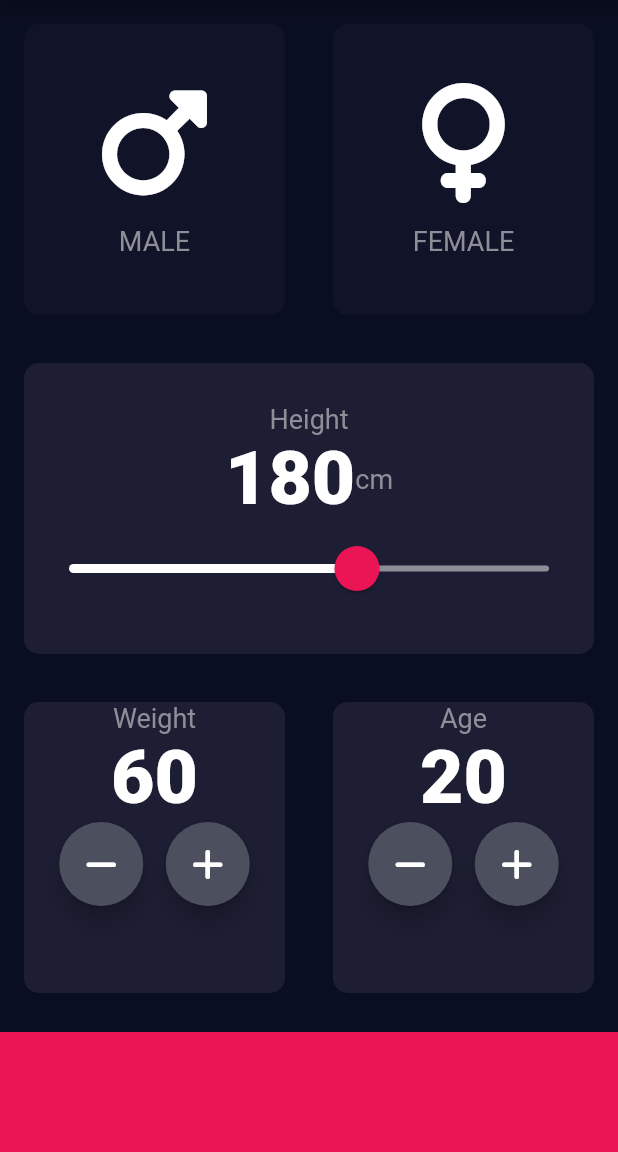
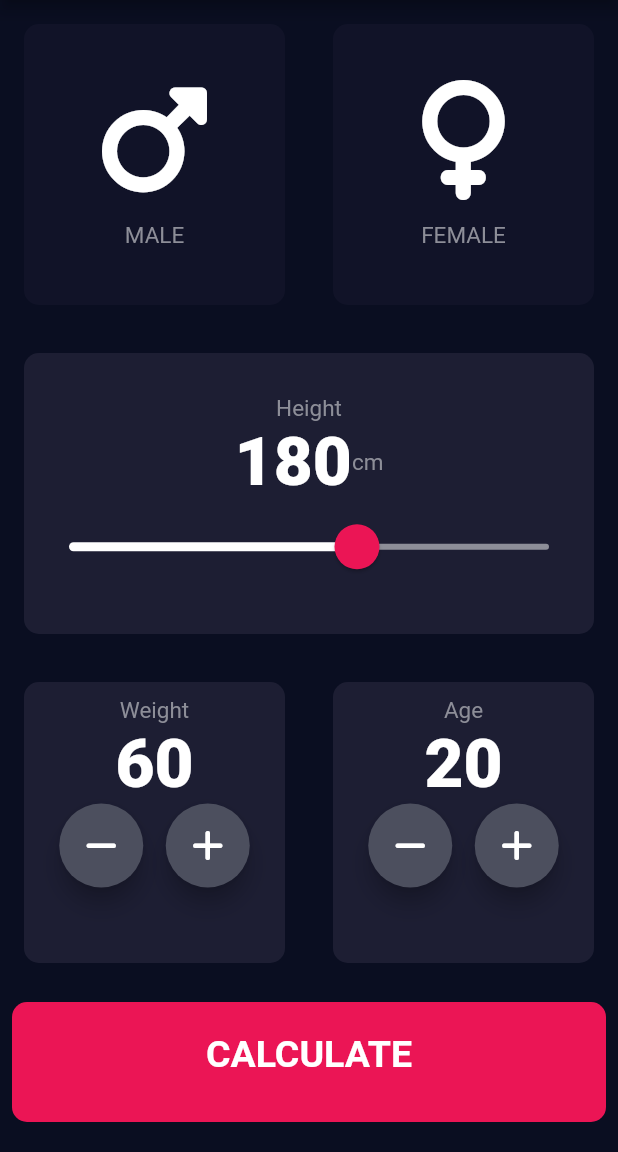
Before and after one commit to Amansrivastava534/BMI_Calculator, a Flutter app: the screen it shows after launch, on a phone screen of 412 x 824 dp, the part 84-1236 px from its top. Run offline on Flutter 3.47's test engine with Material 2 defaults, Android fonts, the phone set to English and light mode, and no system bars; our stand-ins replace font_awesome_flutter.

Commit message:
Final_App

```diff
--- /dev/null
+++ b/lib/Components/bottom_button.dart
@@ -0,0 +1,30 @@
+import 'package:flutter/material.dart';
+import '../constants.dart';
+
+class BottomButton extends StatelessWidget {
+  BottomButton({required this.onTap,required this.buttonTitle});
+
+  final VoidCallback onTap;
+  final String buttonTitle;
+
+
+  @override
+  Widget build(BuildContext context) {
+    return GestureDetector(
+      onTap:onTap,
+      child: Padding(
+        padding: const EdgeInsets.only(bottom: 20.0,left: 8.0,right: 8.0),
+        child: Container(
+          decoration:BoxDecoration(
+              borderRadius: BorderRadius.circular(10.0),
+              color: kBottomContainerColor) ,
+          child: Center(child: Text(buttonTitle,style: kLargeButtonTextStyle)),
+          margin: EdgeInsets.only(top: 10.0),
+          padding: EdgeInsets.only(bottom: 10.0),
+          width: double.infinity,
+          height: kBottomContainerHeight,
+        ),
+      ),
+    );
+  }
+}
--- a/lib/icon_content.dart
+++ b/lib/Components/icon_content.dart
@@ -1,5 +1,5 @@
 import 'package:flutter/material.dart';
-import 'constants.dart';
+import '../constants.dart';
 
 
 class IconContent extends StatelessWidget {
--- /dev/null
+++ b/lib/Components/round_icon_button.dart
@@ -0,0 +1,24 @@
+import 'package:flutter/material.dart';
+import '../constants.dart';
+
+class RoundIconButton extends StatelessWidget {
+  RoundIconButton({required this.icon,required this.onPressed});
+  final IconData icon;
+  final VoidCallback onPressed;
+
+  @override
+  Widget build(BuildContext context) {
+    return RawMaterialButton(
+      child:Icon(icon),
+      elevation: 6.0,
+      constraints: BoxConstraints.tightFor(
+        width: 56.0,
+        height: 56.0,
+      ),
+      shape: CircleBorder(),
+      onPressed: onPressed,
+      fillColor: Color(0xFF4C4F5E),
+
+    );
+  }
+}
--- a/lib/input_page.dart
+++ b/lib/Screens/input_page.dart
@@ -1,8 +1,13 @@
+import 'package:bmi_calculator/Screens/result_page.dart';
 import 'package:flutter/material.dart';
 import 'package:font_awesome_flutter/font_awesome_flutter.dart';
-import 'icon_content.dart';
-import 'reusable_card.dart';
-import 'constants.dart';
+import '../Components/icon_content.dart';
+import '../Components/reusable_card.dart';
+import '../constants.dart';
+import '../Components/bottom_button.dart';
+import '../Components/round_icon_button.dart';
+import 'result_page.dart';
+import '../Screens/calculator_brain.dart';
 
 enum Gender {
   Male,
@@ -20,7 +25,7 @@ class _InputPageState extends State<InputPage> {
   Gender? selectedGender;
   int height = 180;
   int weight = 60;
-  int age=20;
+  int age = 20;
 
   @override
   Widget build(BuildContext context) {
@@ -136,14 +141,11 @@ class _InputPageState extends State<InputPage> {
                 //TODO: Weight Card View
                 Expanded(
                   child: ReusableCard(
-                      onPress: () {
-                        setState(() {
-
-                        });
-                      },
+                    onPress: () {},
                     colour: kActiveCardCalour,
-                      cardChild:Column(
-
+                    cardChild: Padding(
+                      padding: const EdgeInsets.all(10.0),
+                      child: Column(
                         children: [
                           Text(
                             'Weight',
@@ -158,7 +160,7 @@ class _InputPageState extends State<InputPage> {
                             children: [
                               RoundIconButton(
                                 icon: FontAwesomeIcons.minus,
-                              onPressed: (){
+                                onPressed: () {
                                   setState(() {
                                     weight--;
                                   });
@@ -169,7 +171,7 @@ class _InputPageState extends State<InputPage> {
                               ),
                               RoundIconButton(
                                 icon: FontAwesomeIcons.plus,
-                              onPressed: (){
+                                onPressed: () {
                                   setState(() {
                                     weight++;
                                   });
@@ -181,17 +183,17 @@ class _InputPageState extends State<InputPage> {
                       ),
                     ),
                   ),
+                ),
                 //TODO: Age Card View
                 Expanded(
                   child: GestureDetector(
-                    onTap: () {
-                      print('Age card clicked');
-                    },
+                    onTap: () {},
                     child: ReusableCard(
                       onPress: () {},
                       colour: kActiveCardCalour,
-                        cardChild: Column(
-
+                      cardChild: Padding(
+                        padding: const EdgeInsets.all(10.0),
+                        child: Column(
                           children: [
                             Text(
                               'Age',
@@ -206,7 +208,7 @@ class _InputPageState extends State<InputPage> {
                               children: [
                                 RoundIconButton(
                                   icon: FontAwesomeIcons.minus,
-                                  onPressed: (){
+                                  onPressed: () {
                                     setState(() {
                                       age--;
                                     });
@@ -217,7 +219,7 @@ class _InputPageState extends State<InputPage> {
                                 ),
                                 RoundIconButton(
                                   icon: FontAwesomeIcons.plus,
-                                  onPressed: (){
+                                  onPressed: () {
                                     setState(() {
                                       age++;
                                     });
@@ -226,42 +228,33 @@ class _InputPageState extends State<InputPage> {
                               ],
                             ),
                           ],
-                        ),),
+                        ),
+                      ),
+                    ),
                   ),
                 ),
               ],
             ),
           ),
-          Container(
-            color: kBottomContainerColor,
-            margin: EdgeInsets.only(top: 10.0),
-            width: double.infinity,
-            height: kBottomContainerHeight,
+          //TODO: BMI_Button
+          BottomButton(
+            buttonTitle: 'CALCULATE',
+            onTap: () {
+              CalculatorBrain calc =
+                  CalculatorBrain(height: height, weight: weight);
+              Navigator.push(
+                context,
+                MaterialPageRoute(
+                  builder: (context) => ResultPage(
+                      bmiResult: calc.calculateBMI(),
+                      resultText: calc.getResult(),
+                      Interpretation: calc.getInterpretation()),
+                ),
+              );
+            },
           ),
         ],
       ),
     );
   }
 }
-
-class RoundIconButton extends StatelessWidget {
-  RoundIconButton({required this.icon,required this.onPressed});
-  final IconData icon;
-  final VoidCallback onPressed;
-
-  @override
-  Widget build(BuildContext context) {
-    return RawMaterialButton(
-      child:Icon(icon),
-      elevation: 6.0,
-      constraints: BoxConstraints.tightFor(
-        width: 56.0,
-        height: 56.0,
-      ),
-      shape: CircleBorder(),
-      onPressed: onPressed,
-      fillColor: Color(0xFF4C4F5E),
-
-    );
-  }
-}
--- a/lib/constants.dart
+++ b/lib/constants.dart
@@ -1,4 +1,5 @@
 import 'package:flutter/material.dart';
+
 
 const kBottomContainerHeight=80.0;
 const kActiveCardCalour=Color(0xFF1D1E33);
@@ -7,9 +8,31 @@ const kInactiveCardColour=Color(0xFF111328);
 
 
 const kLabelTextStyle=TextStyle(
-  fontSize: 18.0,color: Color(0xFF8D8E98),);
+  fontSize: 15.0,color: Color(0xFF8D8E98),);
 
 const kNumberText=TextStyle(
-  fontSize: 50.0,
+  fontSize: 45.0,
   fontWeight: FontWeight.w900,
 );
+
+const kWeightDesc=TextStyle(
+  fontSize: 20.0,
+  fontWeight: FontWeight.bold,
+  color: Color(0xFF14FF00),
+);
+
+const kLargeButtonTextStyle=TextStyle(
+  fontSize: 25.0,
+  fontWeight: FontWeight.bold);
+
+const kTitleTextStyle=TextStyle(
+    fontSize: 25.0,
+    fontWeight: FontWeight.bold);
+
+const kBMITextStyle=TextStyle(
+    fontSize: 100.0,
+    fontWeight: FontWeight.bold);
+
+const kBodyTextStyle=TextStyle(
+    fontSize: 22.0,
+    );
--- a/lib/main.dart
+++ b/lib/main.dart
@@ -1,6 +1,6 @@
-import 'package:bmi_calculator/input_page.dart';
+import 'package:bmi_calculator/Screens/input_page.dart';
 import 'package:flutter/material.dart';
-import 'input_page.dart';
+import 'Screens/input_page.dart';
 
 
 
```
Also changed, not shown: lib/Screens/calculator_brain.dart (added, +35 -0 lines), lib/Screens/result_page.dart (added, +56 -0 lines), lib/Components/reusable_card.dart (renamed from lib/reusable_card.dart). Lines whose indentation alone changed are shown as unchanged.
